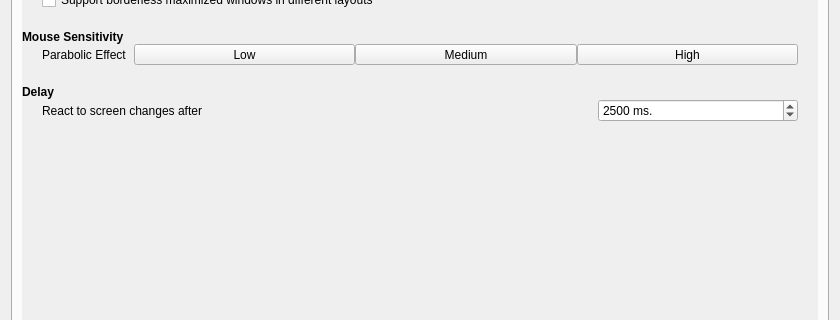
Above: app/settingsdialog.ui from KDE/latte-dock before the change; both pictures show x 0 to 840 and y 140 to 460 of the 840 by 621 pixel window. Below: the same form after it.
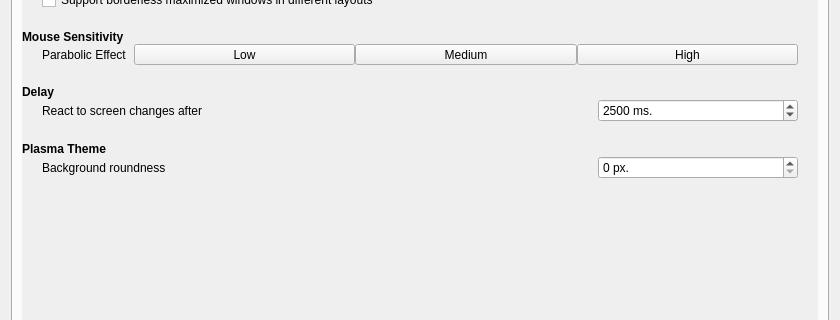
That is the form after the change. The open tabs and pages were chosen to show the change. Icons and pictures are not drawn.

Commit message: add theme roundness option at preferences page

What changed in the file:
```diff
--- a/app/settingsdialog.ui
+++ b/app/settingsdialog.ui
@@ -444,8 +444,8 @@
            <rect>
             <x>0</x>
             <y>0</y>
-            <width>798</width>
-            <height>505</height>
+            <width>805</width>
+            <height>518</height>
            </rect>
           </property>
           <layout class="QHBoxLayout" name="horizontalLayout_9">
@@ -896,6 +896,109 @@
                </item>
               </layout>
              </item>
+             <item>
+              <spacer name="verticalSpacer_11">
+               <property name="orientation">
+                <enum>Qt::Vertical</enum>
+               </property>
+               <property name="sizeType">
+                <enum>QSizePolicy::Fixed</enum>
+               </property>
+               <property name="sizeHint" stdset="0">
+                <size>
+                 <width>20</width>
+                 <height>20</height>
+                </size>
+               </property>
+              </spacer>
+             </item>
+             <item>
+              <widget class="QLabel" name="plasmaLbl">
+               <property name="font">
+                <font>
+                 <weight>75</weight>
+                 <bold>true</bold>
+                </font>
+               </property>
+               <property name="text">
+                <string>Plasma Theme</string>
+               </property>
+              </widget>
+             </item>
+             <item>
+              <layout class="QHBoxLayout" name="horizontalLayout_12">
+               <item>
+                <spacer name="horizontalSpacer_12">
+                 <property name="orientation">
+                  <enum>Qt::Horizontal</enum>
+                 </property>
+                 <property name="sizeType">
+                  <enum>QSizePolicy::Fixed</enum>
+                 </property>
+                 <property name="sizeHint" stdset="0">
+                  <size>
+                   <width>20</width>
+                   <height>20</height>
+                  </size>
+                 </property>
+                </spacer>
+               </item>
+               <item>
+                <widget class="QLabel" name="plasmaRoundnessLbl">
+                 <property name="toolTip">
+                  <string>Roundess used from Latte elements in order to feel part of the current plasma theme.</string>
+                 </property>
+                 <property name="text">
+                  <string>Background roundness</string>
+                 </property>
+                </widget>
+               </item>
+               <item>
+                <widget class="QSpinBox" name="themeRoundnessSpinBox">
+                 <property name="sizePolicy">
+                  <sizepolicy hsizetype="MinimumExpanding" vsizetype="Fixed">
+                   <horstretch>0</horstretch>
+                   <verstretch>0</verstretch>
+                  </sizepolicy>
+                 </property>
+                 <property name="maximumSize">
+                  <size>
+                   <width>200</width>
+                   <height>16777215</height>
+                  </size>
+                 </property>
+                 <property name="toolTip">
+                  <string>Roundess used from Latte elements in order to feel part of the current plasma theme.</string>
+                 </property>
+                 <property name="specialValueText">
+                  <string/>
+                 </property>
+                 <property name="suffix">
+                  <string> px.</string>
+                 </property>
+                 <property name="maximum">
+                  <number>24</number>
+                 </property>
+                </widget>
+               </item>
+               <item>
+                <spacer name="horizontalSpacer_13">
+                 <property name="orientation">
+                  <enum>Qt::Horizontal</enum>
+                 </property>
+                 <property name="sizeType">
+                  <enum>QSizePolicy::Fixed</enum>
+                 </property>
+                 <property name="sizeHint" stdset="0">
+                  <size>
+                   <width>20</width>
+                   <height>20</height>
+                  </size>
+                 </property>
+                </spacer>
+               </item>
+              </layout>
+             </item>
              <item>
               <spacer name="verticalSpacer_6">
                <property name="orientation">
```
The commit also changes 4 other files.
